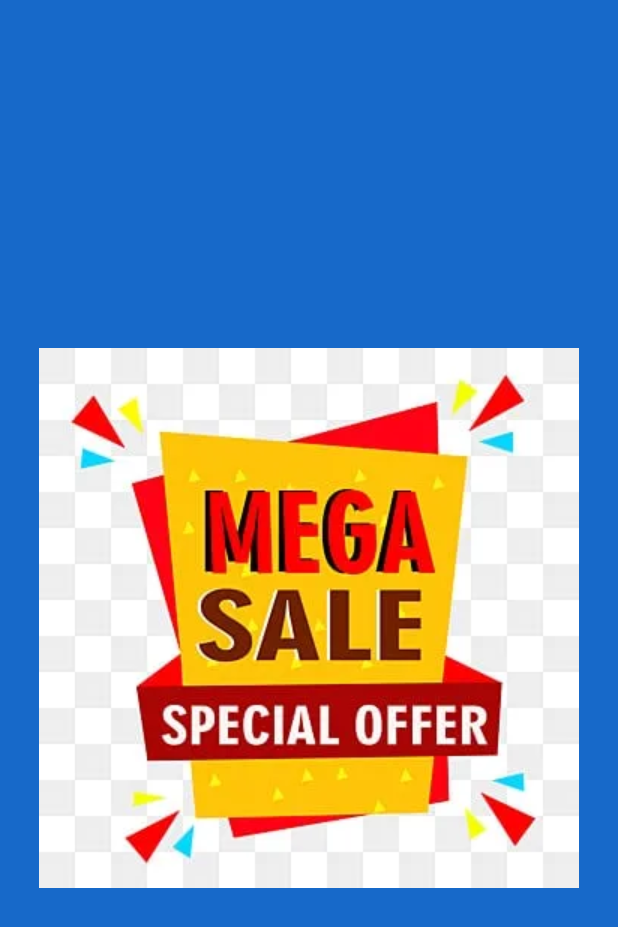
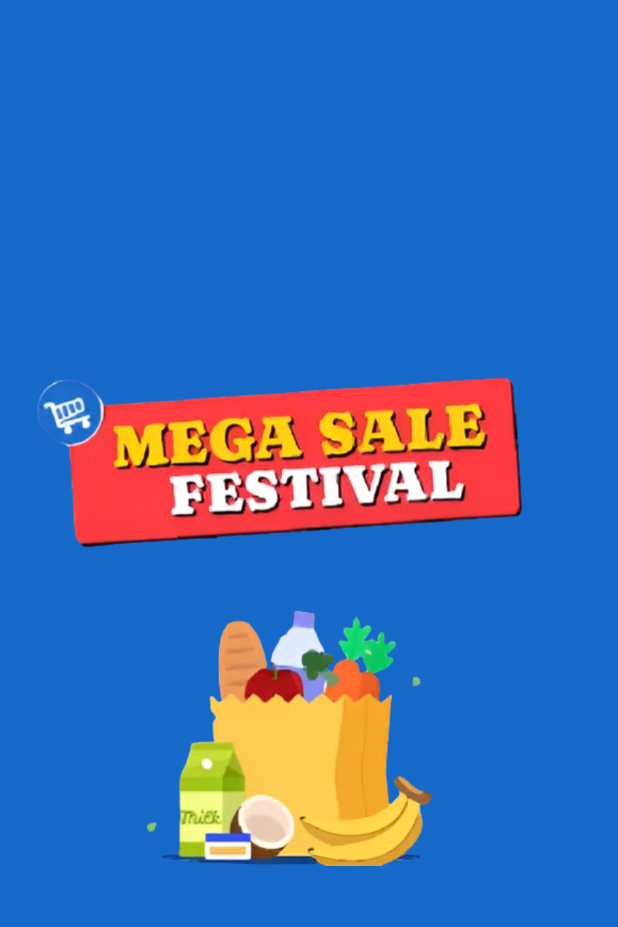
Before and after one commit to anupaul1314/Flash-App, an Android app built with Jetpack Compose: the @Preview function vdbbvkjs, on a phone screen of 412 x 824 dp. Shown: the top 927 px of the screen. Run offline under Robolectric (Android 15) with nearby library versions, the light colour scheme and no system bars.

Commit message:
UI Created Of screen

```diff
--- a/app/src/main/java/com/example/flash/ui/FlashApp.kt
+++ b/app/src/main/java/com/example/flash/ui/FlashApp.kt
@@ -48,16 +48,17 @@ fun FlashApp(
     flashViewModal: FlashViewModal = viewModel(),
     navController: NavHostController = rememberNavController()
    ) {
+
     val isVisible by flashViewModal._isVisible.collectAsState()
-    if (isVisible) {
-        OfferScren()
-    }
-
     val backStackEntry by navController.currentBackStackEntryAsState()
     val currentScreen = FlashAppScreen.valueOf(
         backStackEntry?.destination?.route ?: FlashAppScreen.Start.name
     )
     canNavigateBack = navController.previousBackStackEntry != null
+
+    if (isVisible) {
+        OfferScren()
+    }else {
         Scaffold(
             topBar = {
                 TopAppBar(
@@ -104,6 +105,7 @@ fun FlashApp(
                 }
                 composable(route = FlashAppScreen.Items.name) {
                     ItemsScreen(flashViewModal = flashViewModal)
+                }
             }
         }
     }
--- a/app/src/main/java/com/example/flash/ui/OfferScreen.kt
+++ b/app/src/main/java/com/example/flash/ui/OfferScreen.kt
@@ -3,13 +3,18 @@ package com.example.flash.ui
 import androidx.compose.foundation.Image
 import androidx.compose.foundation.background
 import androidx.compose.foundation.layout.Arrangement
+import androidx.compose.foundation.layout.Box
 import androidx.compose.foundation.layout.Column
 import androidx.compose.foundation.layout.fillMaxSize
 import androidx.compose.foundation.layout.padding
+import androidx.compose.foundation.layout.size
+import androidx.compose.foundation.layout.wrapContentHeight
 import androidx.compose.runtime.Composable
 import androidx.compose.ui.Alignment
 import androidx.compose.ui.Modifier
 import androidx.compose.ui.graphics.Color
+import androidx.compose.ui.graphics.ColorFilter
+import androidx.compose.ui.layout.ContentScale
 import androidx.compose.ui.res.painterResource
 import androidx.compose.ui.tooling.preview.Preview
 import androidx.compose.ui.unit.dp
@@ -24,11 +29,14 @@ fun OfferScren(){
         verticalArrangement = Arrangement.Center,
         horizontalAlignment = Alignment.CenterHorizontally
     ) {
-        Image(
-            modifier = Modifier.padding(20.dp),
-            painter = painterResource(id = R.drawable.ic_offer),
-            contentDescription = ""
-        )
+            Image(
+                modifier = Modifier
+                    .padding(start = 20.dp, end = 10.dp)
+                    .fillMaxSize(),
+                painter = painterResource(id = R.drawable.ic_offer),
+                contentDescription = "",
+            )
+
     }
 }
 
```
Also changed, not shown: app/src/main/res/drawable/ic_offer.png. Lines whose indentation alone changed are shown as unchanged.
